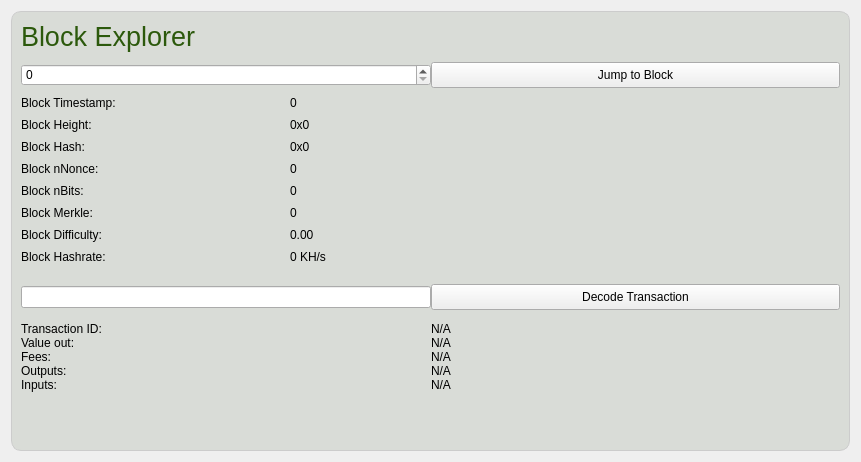
dopecoin-dev/DopeCoinV3, file src/qt/forms/blockbrowser.ui: the form before one commit.
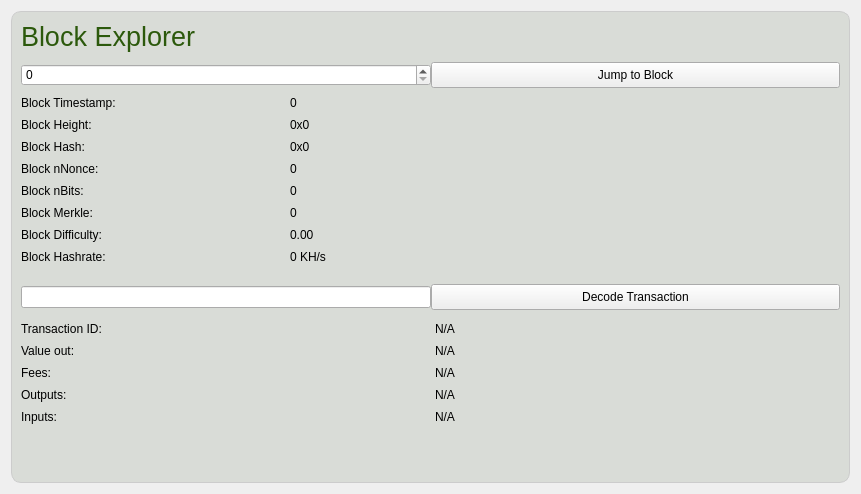
The form after the commit.

Diff of the .ui file:
```diff
--- a/src/qt/forms/blockbrowser.ui
+++ b/src/qt/forms/blockbrowser.ui
@@ -13,7 +13,7 @@
     <x>0</x>
     <y>0</y>
     <width>861</width>
-    <height>447</height>
+    <height>473</height>
    </rect>
   </property>
   <property name="sizePolicy">
@@ -160,6 +160,9 @@
         <property name="bottomMargin">
          <number>9</number>
         </property>
+        <property name="spacing">
+         <number>8</number>
+        </property>
         <item row="0" column="0">
          <widget class="QLabel" name="txLabel">
           <property name="styleSheet">
```
